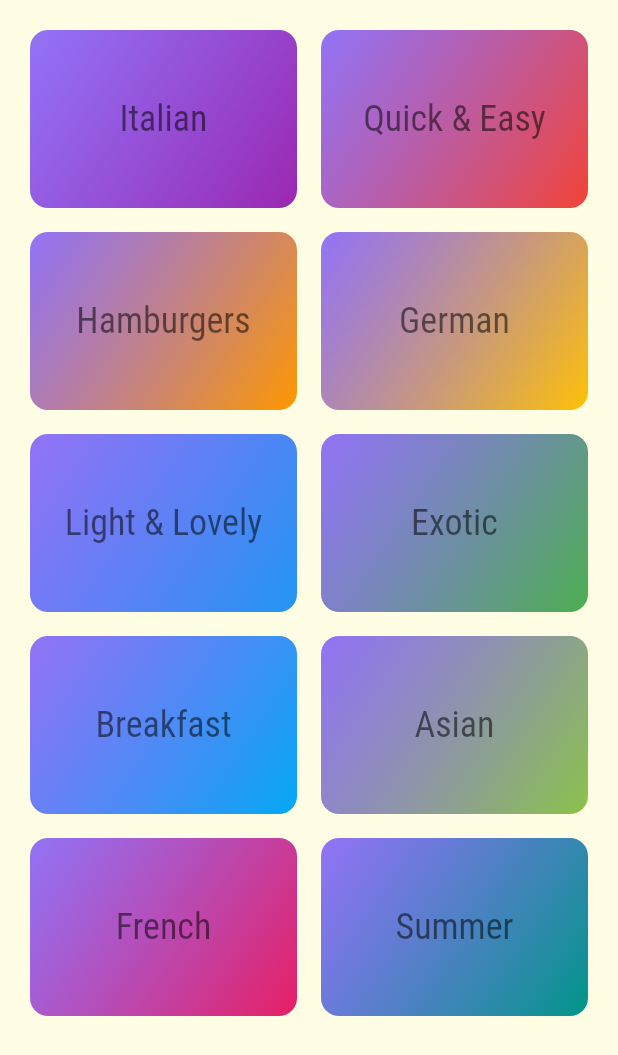
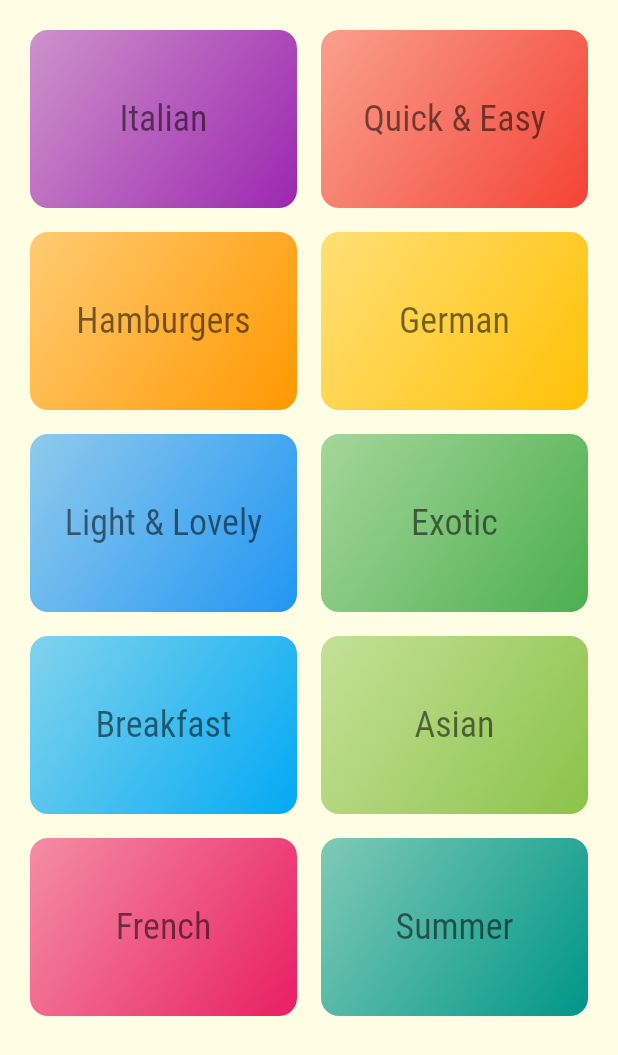
Before and after one commit to irisktaker/mealapp, a Flutter app: the screen it shows after launch, on a phone screen of 412 x 824 dp. Shown: the top 1055 px of the screen. Run offline on Flutter 3.47's test engine with Material 2 defaults, Android fonts, the phone set to English and light mode, and no system bars.

Commit message:
categoryTitle

```diff
--- a/lib/main.dart
+++ b/lib/main.dart
@@ -1,5 +1,6 @@
 import 'package:flutter/material.dart';
 import 'package:flutter/services.dart';
+import '../screens/category_meals_screen.dart';
 
 import 'screens/categories_screen.dart';
 
@@ -22,9 +23,10 @@ class MyApp extends StatelessWidget {
       debugShowCheckedModeBanner: false,
       title: 'Meal App',
       theme: ThemeData(
-        primarySwatch: Colors.pink,
+        // primarySwatch: Colors.pink,
         colorScheme: const ColorScheme.light(
-          primary: Colors.amber,
+          primary: Colors.pink,
+          secondary: Colors.amber,
         ),
         canvasColor: const Color.fromRGBO(255, 254, 229, 1),
         textTheme: ThemeData.light().textTheme.copyWith(
@@ -41,7 +43,10 @@ class MyApp extends StatelessWidget {
               ),
             ),
       ),
-      home: const CategoriesScreen(),
+      routes: {
+        '/': (context) => const CategoriesScreen(),
+        CategoryMealsScreen.routeName: (context) => const CategoryMealsScreen(),
+      },
     );
   }
 }
--- a/lib/screens/categories_screen.dart
+++ b/lib/screens/categories_screen.dart
@@ -1,5 +1,5 @@
 import 'package:flutter/material.dart';
-import 'package:mealapp/widgets/category_item.dart';
+import '../widgets/category_item.dart';
 
 import '../dummy_data.dart';
 
--- a/lib/widgets/category_item.dart
+++ b/lib/widgets/category_item.dart
@@ -1,4 +1,5 @@
 import 'package:flutter/material.dart';
+import '../screens/category_meals_screen.dart';
 
 class CategoryItem extends StatelessWidget {
   final String id;
@@ -7,16 +8,25 @@ class CategoryItem extends StatelessWidget {
 
   CategoryItem(this.id, this.title, this.color);
 
+  void selectCategory(BuildContext ctx) {
+    Navigator.of(ctx).pushNamed(CategoryMealsScreen.routeName, arguments: {
+      'id': id,
+      'title': title,
+    });
+  }
+
   @override
   Widget build(BuildContext context) {
     return InkWell(
-      onTap: () {},
+      onTap: () => selectCategory(context),
+      splashColor: Theme.of(context).primaryColor,
+      borderRadius: BorderRadius.circular(12),
       child: Container(
         padding: const EdgeInsets.all(16),
         alignment: Alignment.center,
         decoration: BoxDecoration(
           gradient: LinearGradient(
-              colors: [const Color(0xFF7750fa).withOpacity(0.80), color],
+              colors: [color.withOpacity(0.50), color],
               begin: Alignment.topLeft,
               end: Alignment.bottomRight),
           borderRadius: BorderRadius.circular(12),
```
Also changed, not shown: lib/screens/category_meals_screen.dart (added, +26 -0 lines).
